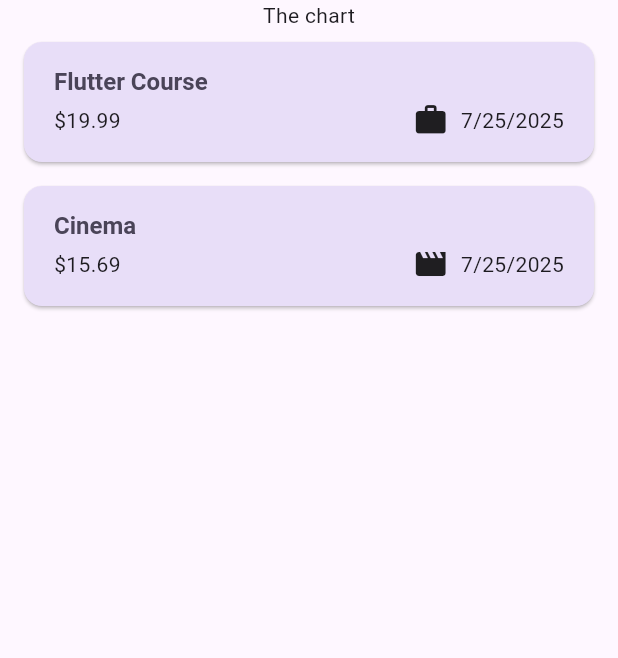
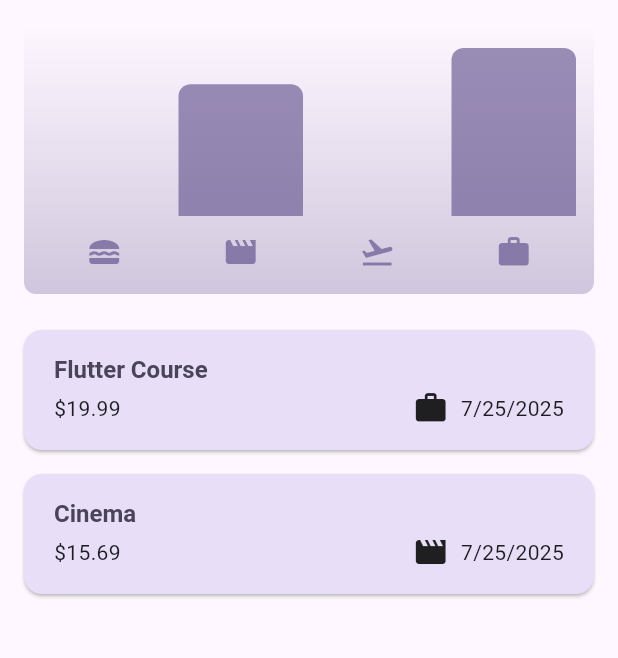
Before and after one commit to aminyous/expence_tracker, a Flutter app: the screen it shows after launch, on a phone screen of 412 x 824 dp, the part 84-742 px from its top. Run offline on Flutter 3.47's test engine with Material 3 defaults, Android fonts, the phone set to English and light mode, and no system bars.

Commit message:
Add charts

```diff
--- a/lib/models/expense.dart
+++ b/lib/models/expense.dart
@@ -5,12 +5,7 @@ import 'package:uuid/uuid.dart';
 final formatter = DateFormat.yMd();
 const uuid = Uuid();
 
-enum Category {
-  food,
-  travel,
-  leisure,
-  work
-}
+enum Category { food, travel, leisure, work }
 
 const categoryIcons = {
   Category.food: Icons.lunch_dining,
@@ -18,6 +13,7 @@ const categoryIcons = {
   Category.leisure: Icons.movie,
   Category.work: Icons.work,
 };
+
 class Expense {
   final String id;
   final String title;
@@ -25,14 +21,41 @@ class Expense {
   final DateTime date;
   final Category category;
 
-  Expense({
-    required this.title,
-    required this.amount,
-    required this.date,
-    required this.category
-  }) : id = uuid.v4();
+  Expense(
+      {required this.title,
+      required this.amount,
+      required this.date,
+      required this.category})
+      : id = uuid.v4();
 
   get formattedDate {
     return formatter.format(date);
   }
 }
+
+class ExpenseBucket {
+  final Category category;
+  final List<Expense> expenses;
+
+  ExpenseBucket({
+    required this.category,
+    required this.expenses,
+  });
+
+// Alternative constructor function
+  ExpenseBucket.forCategory(List<Expense> allExpenses, this.category)
+      : expenses = allExpenses
+            .where((expense) => expense.category == category)
+            .toList();
+
+
+
+  double get totalExpenses {
+    double sum = 0;
+    for (final expense in expenses) {
+      sum += expense.amount;
+
+    }
+    return sum;
+  }
+}
--- /dev/null
+++ b/lib/widgets/chart/chart.dart
@@ -0,0 +1,95 @@
+import 'package:flutter/material.dart';
+
+import 'package:expence_tracker/widgets/chart/chart_bar.dart';
+import 'package:expence_tracker/models/expense.dart';
+
+class Chart extends StatelessWidget {
+  const Chart({super.key, required this.expenses});
+
+  final List<Expense> expenses;
+
+  List<ExpenseBucket> get buckets {
+    return [
+      ExpenseBucket.forCategory(expenses, Category.food),
+      ExpenseBucket.forCategory(expenses, Category.leisure),
+      ExpenseBucket.forCategory(expenses, Category.travel),
+      ExpenseBucket.forCategory(expenses, Category.work),
+    ];
+  }
+
+  double get maxTotalExpense {
+    double maxTotalExpense = 0;
+
+    for (final bucket in buckets) {
+      if (bucket.totalExpenses > maxTotalExpense) {
+        maxTotalExpense = bucket.totalExpenses;
+      }
+    }
+
+    return maxTotalExpense;
+  }
+
+  @override
+  Widget build(BuildContext context) {
+    final isDarkMode =
+        MediaQuery.of(context).platformBrightness == Brightness.dark;
+    return Container(
+      margin: const EdgeInsets.all(16),
+      padding: const EdgeInsets.symmetric(
+        vertical: 16,
+        horizontal: 8,
+      ),
+      width: double.infinity,
+      height: 180,
+      decoration: BoxDecoration(
+        borderRadius: BorderRadius.circular(8),
+        gradient: LinearGradient(
+          colors: [
+            Theme.of(context).colorScheme.primary.withOpacity(0.3),
+            Theme.of(context).colorScheme.primary.withOpacity(0.0)
+          ],
+          begin: Alignment.bottomCenter,
+          end: Alignment.topCenter,
+        ),
+      ),
+      child: Column(
+        children: [
+          Expanded(
+            child: Row(
+              crossAxisAlignment: CrossAxisAlignment.end,
+              children: [
+                for (final bucket in buckets) // alternative to map()
+                  ChartBar(
+                    fill: bucket.totalExpenses == 0
+                        ? 0
+                        : bucket.totalExpenses / maxTotalExpense,
+                  )
+              ],
+            ),
+          ),
+          const SizedBox(height: 12),
+          Row(
+            children: buckets
+                .map(
+                  (bucket) => Expanded(
+                    child: Padding(
+                      padding: const EdgeInsets.symmetric(horizontal: 4),
+                      child: Icon(
+                        categoryIcons[bucket.category],
+                        color: isDarkMode
+                            ? Theme.of(context).colorScheme.secondary
+                            : Theme.of(context)
+                                .colorScheme
+                                .primary
+                                .withOpacity(0.7),
+                      ),
+                    ),
+                  ),
+                )
+                .toList(),
+          )
+        ],
+      ),
+    );
+  }
+}
--- /dev/null
+++ b/lib/widgets/chart/chart_bar.dart
@@ -0,0 +1,34 @@
+import 'package:flutter/material.dart';
+
+class ChartBar extends StatelessWidget {
+  const ChartBar({
+    super.key,
+    required this.fill,
+  });
+
+  final double fill;
+
+  @override
+  Widget build(BuildContext context) {
+    final isDarkMode =
+        MediaQuery.of(context).platformBrightness == Brightness.dark;
+    return Expanded(
+      child: Padding(
+        padding: const EdgeInsets.symmetric(horizontal: 4),
+        child: FractionallySizedBox(
+          heightFactor: fill,
+          child: DecoratedBox(
+            decoration: BoxDecoration(
+              shape: BoxShape.rectangle,
+              borderRadius:
+                  const BorderRadius.vertical(top: Radius.circular(8)),
+              color: isDarkMode
+                  ? Theme.of(context).colorScheme.secondary
+                  : Theme.of(context).colorScheme.primary.withOpacity(0.65),
+            ),
+          ),
+        ),
+      ),
+    );
+  }
+}
--- a/lib/widgets/expenses.dart
+++ b/lib/widgets/expenses.dart
@@ -1,4 +1,5 @@
 import 'package:expence_tracker/new_expense.dart';
+import 'package:expence_tracker/widgets/chart/chart.dart';
 import 'package:expence_tracker/widgets/expenses_list/expenses_list.dart';
 import 'package:expence_tracker/models/expense.dart';
 import 'package:flutter/material.dart';
@@ -85,7 +86,7 @@ class _ExpensesState extends State<Expenses> {
       ),
       body: Column(
         children: [
-          const Text('The chart'),
+          Chart(expenses: _registredExpenses),
           Expanded(
             child: mainContent,
           )
```
